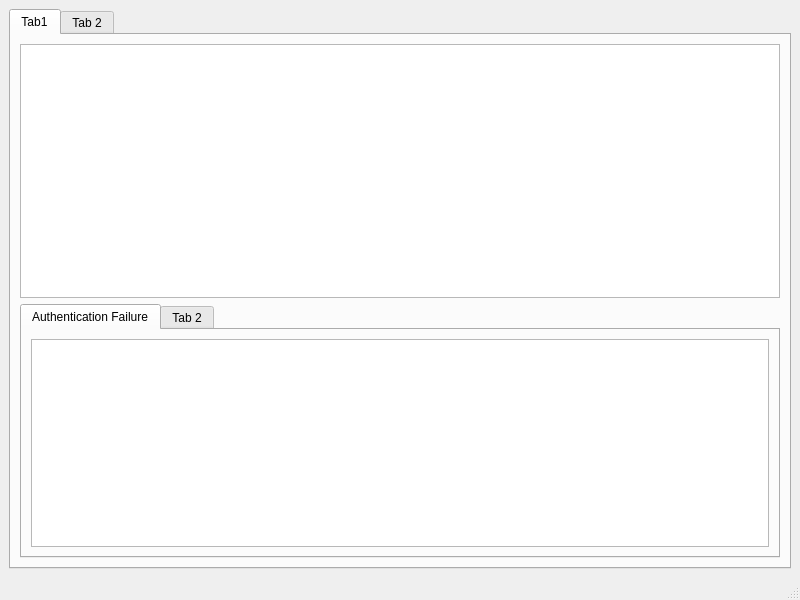
Before: the Qt Designer form mainwindow.ui in sidragi/OS-security-event-logger, drawn with Qt 5.
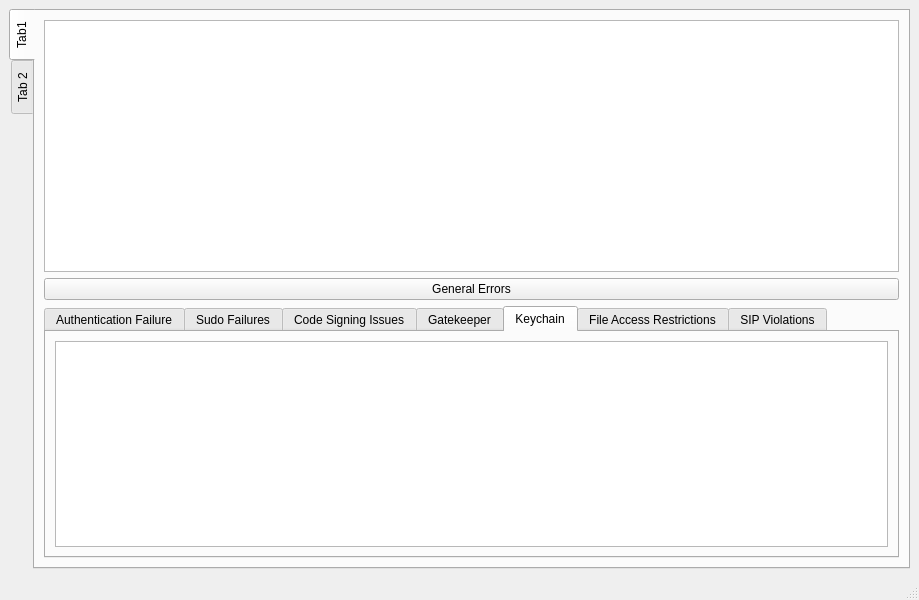
After: the same form once the commit is applied. The open tabs and pages were chosen to show the change.

Commit message: this version has multiple generla errors which occur in the sys logs and a toggleable button is added

The edit to the form file:
```diff
--- a/mainwindow.ui
+++ b/mainwindow.ui
@@ -6,7 +6,7 @@
    <rect>
     <x>0</x>
     <y>0</y>
-    <width>800</width>
+    <width>919</width>
     <height>600</height>
    </rect>
   </property>
@@ -18,7 +18,7 @@
     <item>
      <widget class="QTabWidget" name="tabWidget">
       <property name="tabPosition">
-       <enum>QTabWidget::TabPosition::North</enum>
+       <enum>QTabWidget::TabPosition::West</enum>
       </property>
       <property name="tabShape">
        <enum>QTabWidget::TabShape::Rounded</enum>
@@ -55,10 +55,20 @@
         <item>
          <widget class="QTableWidget" name="realTimeSecurity"/>
         </item>
+        <item>
+         <widget class="QPushButton" name="pushButton">
+          <property name="text">
+           <string>General Errors</string>
+          </property>
+         </widget>
+        </item>
         <item>
          <widget class="QTabWidget" name="tabWidget_2">
           <property name="currentIndex">
-           <number>0</number>
+           <number>4</number>
+          </property>
+          <property name="tabBarAutoHide">
+           <bool>false</bool>
           </property>
           <widget class="QWidget" name="tab_3">
            <attribute name="title">
@@ -66,14 +76,69 @@
            </attribute>
            <layout class="QHBoxLayout" name="horizontalLayout_3">
             <item>
-             <widget class="QPlainTextEdit" name="realTimeSecurityAuthFailure"/>
+             <widget class="QTableWidget" name="realTimeSecurityAuthFail"/>
             </item>
            </layout>
           </widget>
           <widget class="QWidget" name="tab_4">
            <attribute name="title">
-            <string>Tab 2</string>
+            <string>Sudo Failures</string>
            </attribute>
+           <layout class="QVBoxLayout" name="verticalLayout_2">
+            <item>
+             <widget class="QTableWidget" name="realTimeSecuritySudoFail"/>
+            </item>
+           </layout>
+          </widget>
+          <widget class="QWidget" name="tab_5">
+           <attribute name="title">
+            <string>Code Signing Issues</string>
+           </attribute>
+           <layout class="QVBoxLayout" name="verticalLayout_3">
+            <item>
+             <widget class="QTableWidget" name="realTimeSecurityCodeSignIssue"/>
+            </item>
+           </layout>
+          </widget>
+          <widget class="QWidget" name="tab_6">
+           <attribute name="title">
+            <string>Gatekeeper</string>
+           </attribute>
+           <layout class="QVBoxLayout" name="verticalLayout_4">
+            <item>
+             <widget class="QTableWidget" name="realTimeSecurityGatekeeper"/>
+            </item>
+           </layout>
+          </widget>
+          <widget class="QWidget" name="tab_8">
+           <attribute name="title">
+            <string>Keychain</string>
+           </attribute>
+           <layout class="QVBoxLayout" name="verticalLayout_5">
+            <item>
+             <widget class="QTableWidget" name="realTimeSecurityKeychain"/>
+            </item>
+           </layout>
+          </widget>
+          <widget class="QWidget" name="tab_7">
+           <attribute name="title">
+            <string>File Access Restrictions</string>
+           </attribute>
+           <layout class="QVBoxLayout" name="verticalLayout_7">
+            <item>
+             <widget class="QTableWidget" name="realTimeSecurityFileAccess"/>
+            </item>
+           </layout>
+          </widget>
+          <widget class="QWidget" name="tab_9">
+           <attribute name="title">
+            <string>SIP Violations</string>
+           </attribute>
+           <layout class="QVBoxLayout" name="verticalLayout_6">
+            <item>
+             <widget class="QTableWidget" name="realTimeSecuritySIPViolation"/>
+            </item>
+           </layout>
           </widget>
          </widget>
         </item>
```
Left out of the diff: 4 changed lines with no effect on the pictures. The commit also changes 8 other files.
